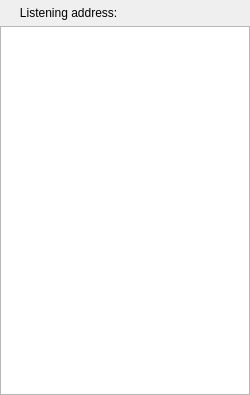
Old version of the form DreamServer/UI/network_widget.ui in the repository Vlad8161/DreamServer.
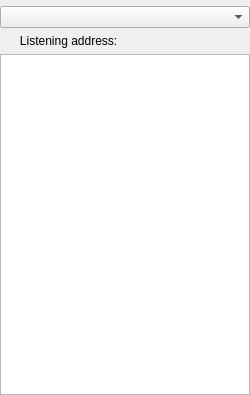
New version of the form.

Commit message: Implemented select interface functionality

Patch:
```diff
--- a/DreamServer/UI/network_widget.ui
+++ b/DreamServer/UI/network_widget.ui
@@ -32,6 +32,9 @@
    <property name="bottomMargin">
     <number>0</number>
    </property>
+   <item>
+    <widget class="QComboBox" name="select_interface"/>
+   </item>
    <item>
     <layout class="QHBoxLayout" name="horizontalLayout">
      <item>
```
The commit also changes 4 other files.
